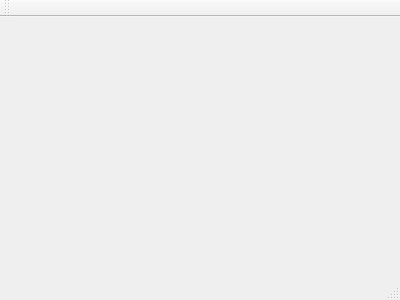
astimanuka/LoaderQt, file src/mainwindow.ui: the form before one commit.
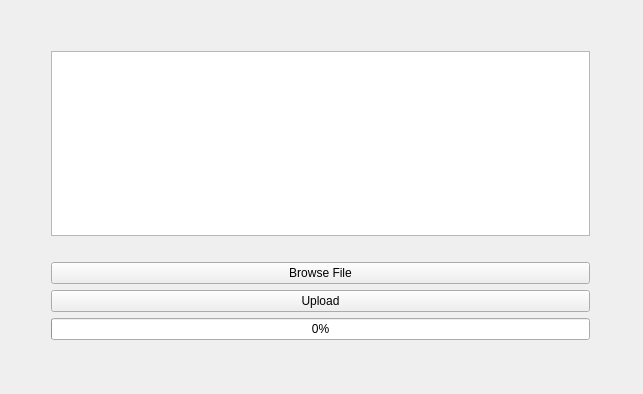
The form after the commit.

Commit message: changed the user interface , added two buttons browse files and upload , added a progress bar and a text display , also added a files class to mannage the files that will be opened by the application

```diff
--- a/src/mainwindow.ui
+++ b/src/mainwindow.ui
@@ -1,24 +1,81 @@
 <ui version="4.0">
  <class>MainWindow</class>
- <widget class="QMainWindow" name="MainWindow" >
-  <property name="geometry" >
+ <widget class="QMainWindow" name="MainWindow">
+  <property name="geometry">
    <rect>
     <x>0</x>
     <y>0</y>
-    <width>400</width>
-    <height>300</height>
+    <width>643</width>
+    <height>394</height>
    </rect>
   </property>
   <property name="windowTitle" >
    <string>MainWindow</string>
   </property>
-  <widget class="QMenuBar" name="menuBar" />
-  <widget class="QToolBar" name="mainToolBar" />
-  <widget class="QWidget" name="centralWidget" />
-  <widget class="QStatusBar" name="statusBar" />
+  <widget class="QWidget" name="centralWidget">
+   <widget class="QWidget" name="">
+    <property name="geometry">
+     <rect>
+      <x>40</x>
+      <y>20</y>
+      <width>561</width>
+      <height>331</height>
+     </rect>
+    </property>
+    <layout class="QVBoxLayout" name="verticalLayout">
+     <item>
+      <widget class="QLabel" name="fileName">
+       <property name="text">
+        <string/>
+       </property>
+      </widget>
+     </item>
+     <item>
+      <widget class="QTextBrowser" name="textBrowser"/>
+     </item>
+     <item>
+      <widget class="QLabel" name="fileAddress">
+       <property name="text">
+        <string/>
+       </property>
+      </widget>
+     </item>
+     <item>
+      <widget class="QPushButton" name="browseButton">
+       <property name="text">
+        <string>Browse File</string>
+       </property>
+      </widget>
+     </item>
+     <item>
+      <widget class="QPushButton" name="uploadButton">
+       <property name="text">
+        <string>Upload</string>
+       </property>
+      </widget>
+     </item>
+     <item>
+      <widget class="QProgressBar" name="progressBar">
+       <property name="value">
+        <number>0</number>
+       </property>
+      </widget>
+     </item>
+    </layout>
+   </widget>
+  </widget>
+  <widget class="QMenuBar" name="menuBar">
+   <property name="geometry">
+    <rect>
+     <x>0</x>
+     <y>0</y>
+     <width>643</width>
+     <height>22</height>
+    </rect>
+   </property>
+  </widget>
  </widget>
- <layoutDefault spacing="6" margin="11" />
- <pixmapfunction></pixmapfunction>
+ <layoutdefault spacing="6" margin="11"/>
  <resources/>
  <connections/>
 </ui>
```
Left out of the diff: 3 changed lines with no effect on the pictures. The commit also changes 5 other files.
